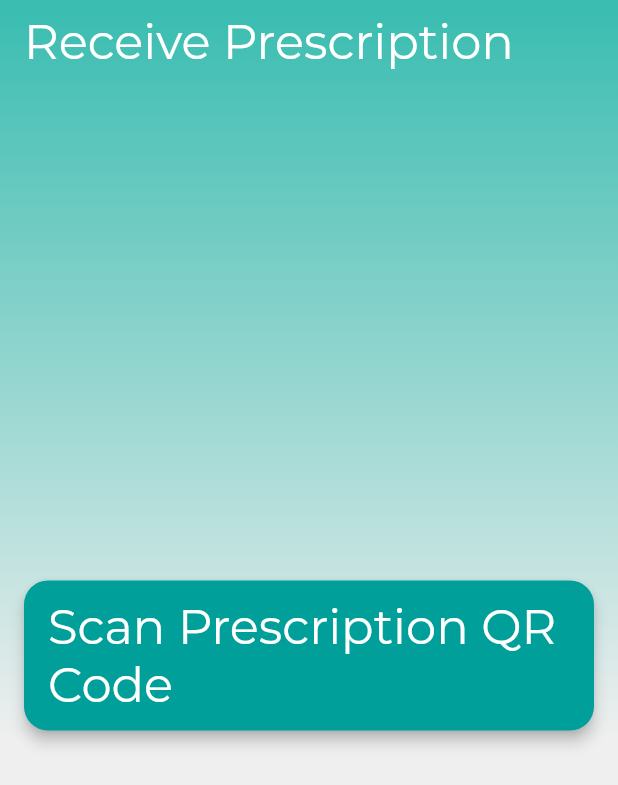
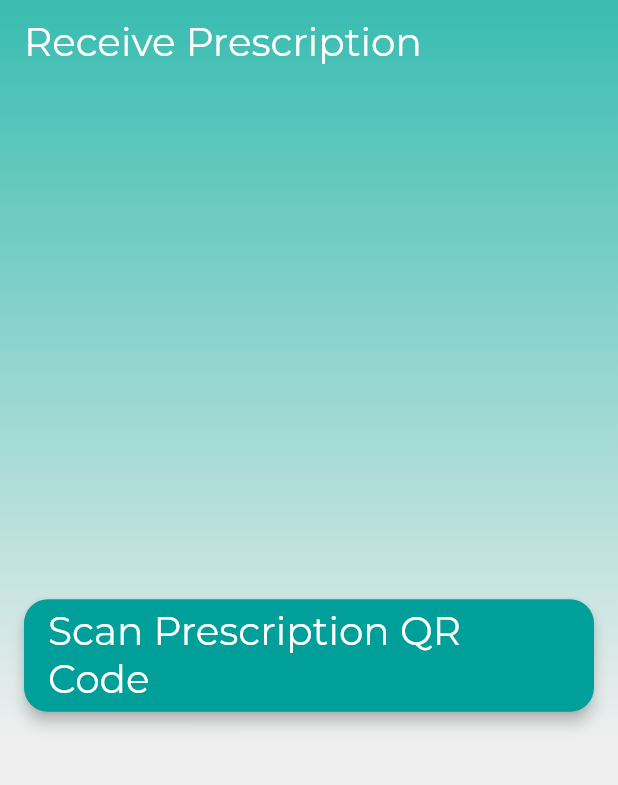
Before and after one commit to Mohammed-Shousha/sap-pi-app, a Flutter app: the ReceivePrescriptionScreen screen opened directly, on a phone screen of 412 x 824 dp. Shown: the top 785 px of the screen. Run offline on Flutter 3.47's test engine with Material 2 defaults, Android fonts, the phone set to English and light mode, and no system bars; our stand-ins replace flutter_dotenv, flutter_svg; missing offline and left inert: flutter_barcode_scanner, flutter_stripe; network calls fail.

Commit message:
updating font sizes

```diff
--- a/lib/screens/checkout.dart
+++ b/lib/screens/checkout.dart
@@ -45,7 +45,7 @@ class CheckoutScreen extends StatelessWidget {
                       'Total: ${medicinesProvider.orderTotal}',
                       style: const TextStyle(
                         fontWeight: FontWeight.bold,
-                        fontSize: Constants.largeFontSize,
+                        fontSize: Constants.mediumFontSize,
                       ),
                     ),
                     const SizedBox(height: 16),
--- a/lib/screens/closing.dart
+++ b/lib/screens/closing.dart
@@ -54,7 +54,7 @@ class _ClosingScreenState extends State<ClosingScreen> {
                   ? 'Thank You for choosing SAP'
                   : 'Sorry, An error occurred!',
               style: const TextStyle(
-                fontSize: Constants.extraLargeFontSize,
+                fontSize: Constants.largeFontSize,
                 fontWeight: FontWeight.bold,
               ),
             ),
@@ -64,7 +64,7 @@ class _ClosingScreenState extends State<ClosingScreen> {
                   ? 'We hope to see you again!'
                   : 'Contact us at 1234567890',
               style: const TextStyle(
-                fontSize: Constants.largeFontSize,
+                fontSize: Constants.mediumFontSize,
               ),
             ),
           ],
--- a/lib/screens/order_medicines.dart
+++ b/lib/screens/order_medicines.dart
@@ -85,7 +85,7 @@ class _OrderMedicinesScreenState extends State<OrderMedicinesScreen> {
                     const Text(
                       'Medicines',
                       style: TextStyle(
-                        fontSize: Constants.largeFontSize,
+                        fontSize: Constants.mediumFontSize,
                         fontWeight: FontWeight.bold,
                       ),
                     ),
@@ -116,7 +116,7 @@ class _OrderMedicinesScreenState extends State<OrderMedicinesScreen> {
                               Text(
                                 'Ordered Medicines',
                                 style: TextStyle(
-                                  fontSize: Constants.largeFontSize,
+                                  fontSize: Constants.mediumFontSize,
                                   fontWeight: FontWeight.bold,
                                 ),
                               ),
--- a/lib/screens/payment.dart
+++ b/lib/screens/payment.dart
@@ -140,7 +140,7 @@ class _PaymentScreenState extends State<PaymentScreen> {
                   Text(
                     'Processing Order...',
                     style: TextStyle(
-                      fontSize: Constants.extraLargeFontSize,
+                      fontSize: Constants.largeFontSize,
                       fontWeight: FontWeight.bold,
                     ),
                   ),
@@ -166,7 +166,7 @@ class _PaymentScreenState extends State<PaymentScreen> {
                               contentPadding: EdgeInsets.all(26),
                             ),
                             style: const TextStyle(
-                              fontSize: Constants.mediumFontSize,
+                              fontSize: Constants.smallFontSize,
                             ),
                             onCardChanged: (card) {
                               setState(() {
@@ -178,7 +178,7 @@ class _PaymentScreenState extends State<PaymentScreen> {
                           Text(
                             'Total: ${medicinesProvider.orderTotal} EGP',
                             style: const TextStyle(
-                              fontSize: Constants.largeFontSize,
+                              fontSize: Constants.mediumFontSize,
                               fontWeight: FontWeight.bold,
                             ),
                           ),
--- a/lib/screens/receive_prescription.dart
+++ b/lib/screens/receive_prescription.dart
@@ -173,7 +173,7 @@ class _ReceivePrescriptionScreenState extends State<ReceivePrescriptionScreen> {
                   Text(
                     'Processing Order...',
                     style: TextStyle(
-                      fontSize: Constants.extraLargeFontSize,
+                      fontSize: Constants.largeFontSize,
                       fontWeight: FontWeight.bold,
                     ),
                   ),
--- a/lib/screens/welcome.dart
+++ b/lib/screens/welcome.dart
@@ -26,7 +26,7 @@ class WelcomeScreen extends StatelessWidget {
             const Text(
               'Welcome to SAP',
               style: TextStyle(
-                fontSize: Constants.extraLargeFontSize,
+                fontSize: Constants.largeFontSize,
                 fontWeight: FontWeight.bold,
               ),
             ),
--- a/lib/utils/constants.dart
+++ b/lib/utils/constants.dart
@@ -15,10 +15,10 @@ class Constants {
   static const String logo = 'assets/images/logo.svg';
   static const String prescription = 'assets/images/prescription.png';
   static const String medicine = 'assets/images/medicine.png';
-  static const double imageHeight = 200.0;
+  static const double imageHeight = 175.0;
 
-  static const double extraLargeFontSize = 40.0;
   static const double largeFontSize = 32.0;
   static const double mediumFontSize = 26.0;
   static const double smallFontSize = 20.0;
+  static const double extraSmallFontSize = 16.0;
 }
--- a/lib/widgets/custom_button.dart
+++ b/lib/widgets/custom_button.dart
@@ -22,7 +22,7 @@ class CustomButton extends StatelessWidget {
             Radius.circular(16.0),
           ),
         ),
-        minimumSize: const Size(250, 100),
+        minimumSize: const Size(200, 75),
         elevation: 4,
       ),
       onPressed: isLoading ? null : onPressed,
@@ -33,7 +33,7 @@ class CustomButton extends StatelessWidget {
           : Text(
               text,
               style: const TextStyle(
-                fontSize: Constants.largeFontSize,
+                fontSize: Constants.mediumFontSize,
               ),
             ),
     );
--- a/lib/widgets/custom_card.dart
+++ b/lib/widgets/custom_card.dart
@@ -28,7 +28,7 @@ class CustomCard extends StatelessWidget {
               medicine.name,
               style: const TextStyle(
                 fontWeight: FontWeight.bold,
-                fontSize: Constants.mediumFontSize,
+                fontSize: Constants.smallFontSize,
               ),
             ),
             const SizedBox(height: 8),
@@ -38,13 +38,13 @@ class CustomCard extends StatelessWidget {
                 Text(
                   '${medicine.quantity} pack(s)',
                   style: const TextStyle(
-                    fontSize: Constants.mediumFontSize,
+                    fontSize: Constants.extraSmallFontSize,
                   ),
                 ),
                 Text(
                   '${medicine.price * medicine.quantity} EGP',
                   style: const TextStyle(
-                    fontSize: Constants.mediumFontSize,
+                    fontSize: Constants.extraSmallFontSize,
                   ),
                 ),
               ],
--- a/lib/widgets/custom_list_tile.dart
+++ b/lib/widgets/custom_list_tile.dart
@@ -38,7 +38,7 @@ class CustomListTile extends StatelessWidget {
           titleText,
           style: const TextStyle(
             fontWeight: FontWeight.bold,
-            fontSize: Constants.mediumFontSize,
+            fontSize: Constants.smallFontSize,
           ),
         ),
         subtitle: subtitleText.isNotEmpty
@@ -46,7 +46,7 @@ class CustomListTile extends StatelessWidget {
                 subtitleText,
                 style: const TextStyle(
                   fontWeight: FontWeight.bold,
-                  fontSize: Constants.smallFontSize,
+                  fontSize: Constants.extraSmallFontSize,
                 ),
               )
             : null,
--- a/lib/widgets/gradient_scaffold.dart
+++ b/lib/widgets/gradient_scaffold.dart
@@ -43,7 +43,7 @@ class GradientScaffold extends StatelessWidget {
             title: appBar?.title,
             actions: appBar?.actions,
             titleTextStyle: const TextStyle(
-              fontSize: Constants.largeFontSize,
+              fontSize: Constants.mediumFontSize,
               fontFamily: 'Montserrat',
             ),
           ),
```
Also changed, not shown: lib/utils/dialogs/generic_dialog.dart (+6 -6 lines).
